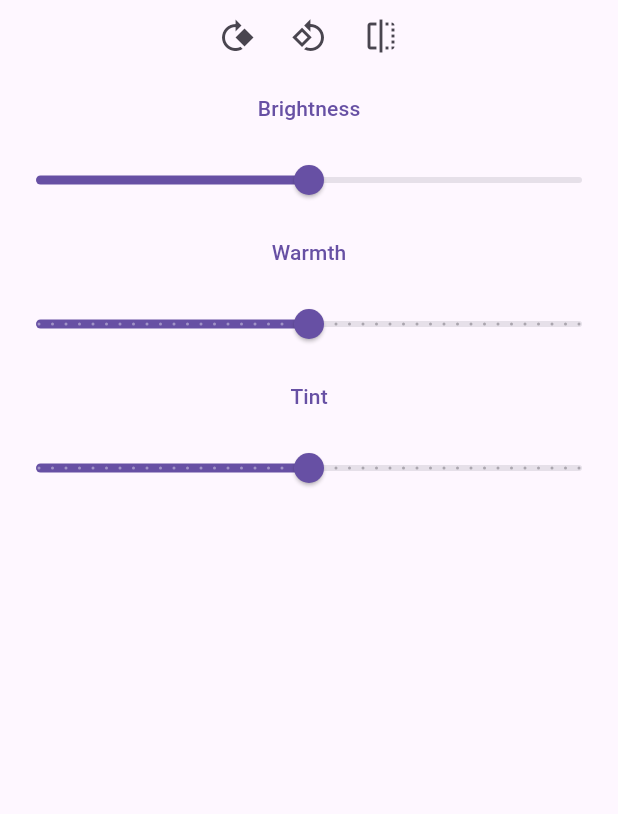
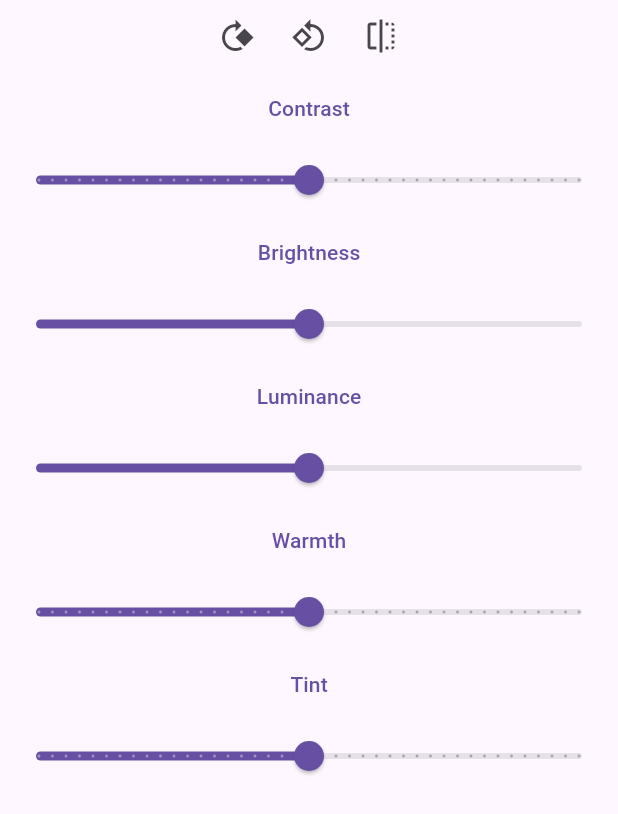
Before and after one commit to sterryn261/image_processor, a Flutter app: the EditMode widget shown alone on an empty page, opened directly, after a tap on "Brightness", on a phone screen of 412 x 824 dp. Shown: the top 814 px of the screen. Run offline on Flutter 3.47's test engine with Material 3 defaults, Android fonts, the phone set to English and light mode, and no system bars; our stand-ins replace image_picker; missing offline and left inert: dartcv4.

Commit message:
Add linear contrast

```diff
--- a/lib/mod/image_manipulate.dart
+++ b/lib/mod/image_manipulate.dart
@@ -85,10 +85,17 @@ class ImageManipulate {
     required double brightness,
     required double warmth,
     required double tint,
+    required double alpha,
+    required double beta,
   }) async {
     final image = await cv.imdecodeAsync(input, cv.IMREAD_COLOR);
 
-    final lab = await cv.cvtColorAsync(image, cv.COLOR_BGR2Lab);
+    final contrast = await cv.convertScaleAbsAsync(
+      image,
+      alpha: alpha,
+      beta: beta,
+    );
+    final lab = await cv.cvtColorAsync(contrast, cv.COLOR_BGR2Lab);
     lab.forEachPixel((row, col, pixel) {
       final brightnessInt = brightness.round();
       final warmthInt = warmth.round();
--- a/lib/provider.dart
+++ b/lib/provider.dart
@@ -32,7 +32,7 @@ class ImportedImage extends ChangeNotifier {
     _brightness = value;
     Debounce().run(() async {
       await update();
-    notifyListeners();
+      notifyListeners();
     });
   }
 
@@ -44,7 +44,7 @@ class ImportedImage extends ChangeNotifier {
 
     Debounce().run(() async {
       await update();
-    notifyListeners();
+      notifyListeners();
     });
   }
 
@@ -56,18 +56,32 @@ class ImportedImage extends ChangeNotifier {
 
     Debounce().run(() async {
       await update();
-    notifyListeners();
+      notifyListeners();
     });
   }
 
-  double _alpha = 0;
+  double _alpha = 1;
 
   double get alpha => _alpha;
   set alpha(double value) {
     _alpha = value;
 
-    update();
-    notifyListeners();
+    Debounce().run(() async {
+      await update();
+      notifyListeners();
+    });
+  }
+
+  double _beta = 0;
+
+  double get beta => _beta;
+  set beta(double value) {
+    _beta = value;
+
+    Debounce().run(() async {
+      await update();
+      notifyListeners();
+    });
   }
 
   final _pick = ImagePicker();
@@ -109,6 +123,8 @@ class ImportedImage extends ChangeNotifier {
       brightness: _brightness,
       warmth: _warmth,
       tint: _tint,
+      alpha: _alpha,
+      beta: _beta,
     );
     _currentImage = _originalImage;
     _grayscaleImage = await im.ImageManipulate().grayscaleImage(
--- a/lib/widget/sidebar.dart
+++ b/lib/widget/sidebar.dart
@@ -168,9 +168,39 @@ class _EditModeState extends State<EditMode> {
         ),
         TextButton(
           onPressed: () {
+            importedImage.alpha = 1 * 1.0;
+          },
+          child: Text("Contrast"),
+        ),
+        Slider(
+          value: importedImage.alpha,
+          min: 0.5,
+          max: 1.5,
+          divisions: 40,
+          onChanged: (double value) {
+            importedImage.alpha = value;
+          },
+        ),
+        TextButton(
+          onPressed: () {
+            importedImage.beta = 0 * 1.0;
+          },
+          child: Text("Brightness"),
+        ),
+        Slider(
+          value: importedImage.beta,
+          min: -100,
+          max: 100,
+          divisions: 200,
+          onChanged: (double value) {
+            importedImage.beta = value;
+          },
+        ),
+        TextButton(
+          onPressed: () {
             importedImage.brightness = 0 * 1.0;
           },
-          child: Text("Brightness"),
+          child: Text("Luminance"),
         ),
         Slider(
           value: importedImage.brightness,
```
